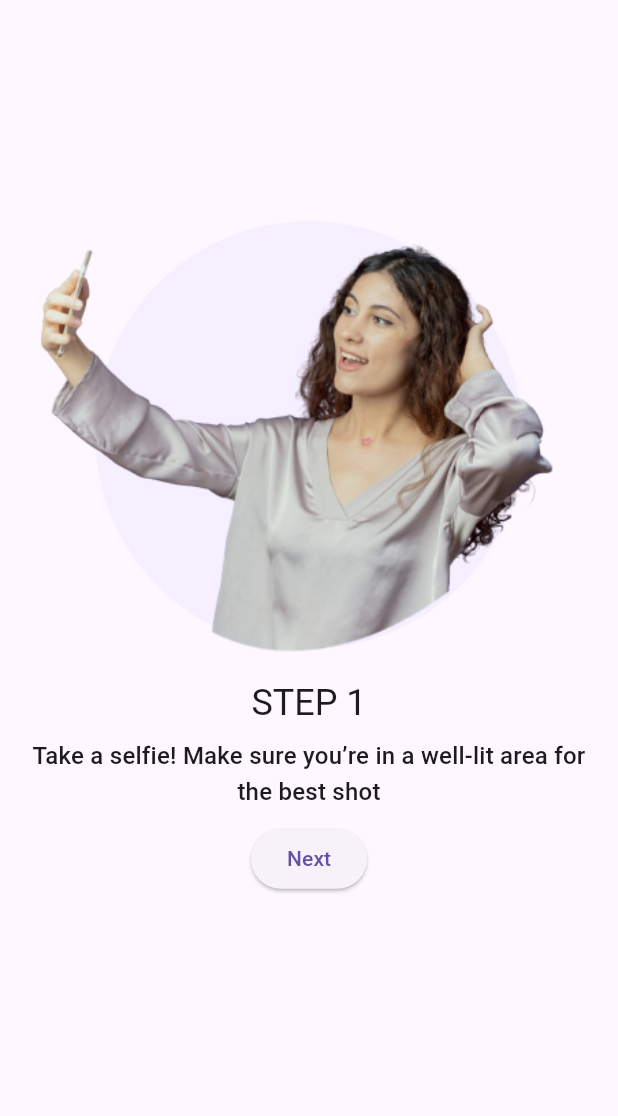
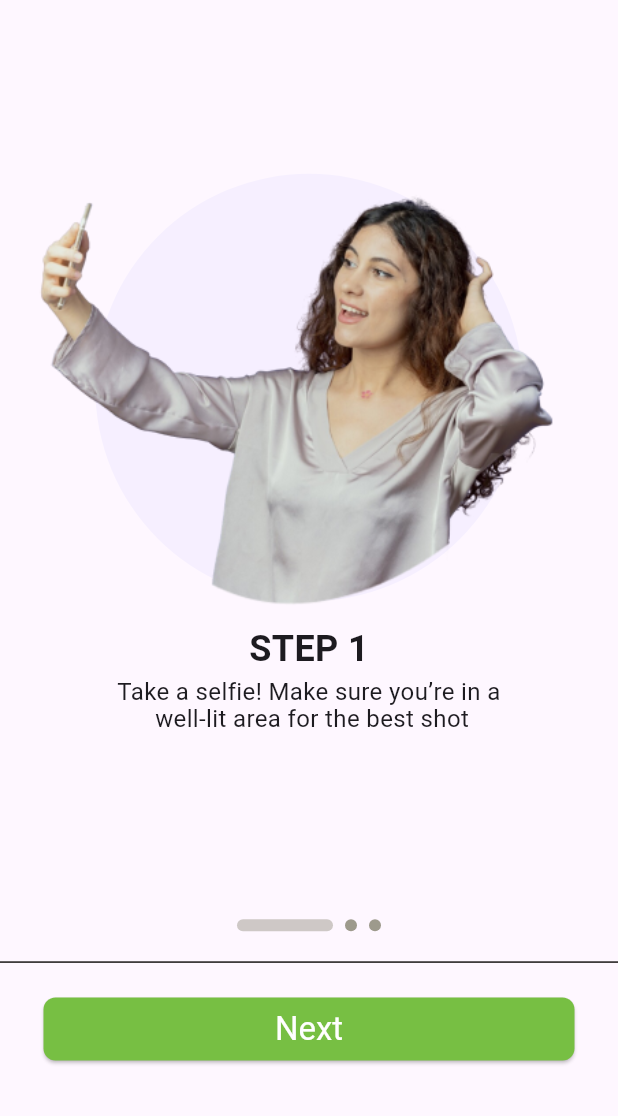
Before and after one commit to thelllmike/aloria, a Flutter app: the screen it shows after launch, on a phone screen of 412 x 824 dp, the part 120-1236 px from its top. Run offline on Flutter 3.47's test engine with Material 3 defaults, Android fonts, the phone set to English and light mode, and no system bars; Roboto replaces fonts that are missing (Bebas Neue, Nunito).

Commit message:
secound commit

```diff
--- a/lib/screens/instruction/step1.dart
+++ b/lib/screens/instruction/step1.dart
@@ -7,57 +7,115 @@
       appBar: AppBar(
         title: Image.asset(
           'assets/images/Logo.png',
-          width: 167, // Logo width
-          height: 64, // Logo height
-          fit: BoxFit.contain, // Ensure the entire logo is visible
+          width: 167,
+          height: 64,
+          fit: BoxFit.contain,
         ),
         centerTitle: true,
         backgroundColor: Colors.white,
         elevation: 0,
-        toolbarHeight: 80, // Adjust the AppBar height as needed
+        toolbarHeight: 80,
       ),
-      body: Center(
-        child: Column(
-          mainAxisSize: MainAxisSize.min,
+      body: Stack(
         children: <Widget>[
+          // Content of the page
+          Column(
+            mainAxisAlignment: MainAxisAlignment.center,
+            children: <Widget>[
+              Spacer(),
               Container(
-              width: 285, // Width of the circular vector container
-              height: 285, // Height of the circular vector container
+                width: 285,
+                height: 285,
                 decoration: BoxDecoration(
-                color: Color(0xFFC6C4FF).withOpacity(0.15), // Circle color with opacity
+                  color: Color(0xFFC6C4FF).withOpacity(0.15),
                   shape: BoxShape.circle,
                 ),
                 alignment: Alignment.center,
                 child: OverflowBox(
-                maxWidth: 390, // Desired width of the image
-                maxHeight: 390, // Desired height of the image
+                  maxWidth: 390,
+                  maxHeight: 390,
                   child: Image.asset(
                     'assets/images/step1.png',
-                  fit: BoxFit.cover, // Cover the area without changing the aspect ratio of the image
+                    fit: BoxFit.cover,
                   ),
                 ),
               ),
-            SizedBox(height: 20), // Provide some spacing between the image and text
+              SizedBox(height: 20),
               Text(
                 'STEP 1',
-              style: Theme.of(context).textTheme.headline5,
+                style: TextStyle(
+                  fontFamily: 'Bebas Neue',
+                  fontSize: 24,
+                  fontWeight: FontWeight.bold,
+                  height: 1,
+                ),
+                textAlign: TextAlign.left,
               ),
               Padding(
                 padding: const EdgeInsets.all(8.0),
                 child: Text(
-                'Take a selfie! Make sure you’re in a well-lit area for the best shot',
+                  'Take a selfie! Make sure you’re in a \n well-lit area for the best shot',
                   textAlign: TextAlign.center,
-                style: Theme.of(context).textTheme.subtitle1,
+                  style: TextStyle(
+                    fontFamily: 'Nunito',
+                    fontSize: 16,
+                    fontWeight: FontWeight.w400,
+                    height: 1.125,
                   ),
                 ),
-            ElevatedButton(
+              ),
+              Spacer(),
+              // Page indicator
+              Row(
+                mainAxisSize: MainAxisSize.min,
+                children: List.generate(3, (index) {
+                  return Container(
+                    width: index == 0 ? 64 : 8,
+                    height: 8,
+                    margin: EdgeInsets.symmetric(horizontal: 4),
+                    decoration: BoxDecoration(
+                      color: index == 0 ? Color(0xFF403D3D1A) : Color(0xFF403D3D1A).withOpacity(0.5),
+                      borderRadius: BorderRadius.circular(4),
+                    ),
+                  );
+                }),
+              ),
+              SizedBox(height: 20), // Space before the button
+
+                            Container(
+                width: double.infinity, // Make the container take the full width of the screen
+                height: 1.2,
+                color: Color(0xFF403D3D), // Border color
+              ),
+SizedBox(height: 20),
+              // Next button
+              Container(
+                width: double.infinity, // Makes the button stretch to the screen width
+                padding: EdgeInsets.symmetric(horizontal: 29),
+                child: ElevatedButton(
+                  style: ElevatedButton.styleFrom(
+                    primary: Color(0xFF77BF43),
+                    onPrimary: Colors.white, // Text color
+                    padding: EdgeInsets.symmetric(horizontal: 20, vertical: 8),
+                    shape: RoundedRectangleBorder(
+                      borderRadius: BorderRadius.circular(8),
+                    ),
+                    textStyle: TextStyle(
+                      fontFamily: 'Nunito',
+                      fontSize: 22,
+                      fontWeight: FontWeight.w400,
+                    ),
+                  ),
                   onPressed: () {
-                // TODO: Implement navigation to the next screen
+                    // TODO: Implement button click action
                   },
                   child: Text('Next'),
                 ),
+              ),
+              SizedBox(height: 34), // Space at the bottom
             ],
           ),
+        ],
       ),
     );
   }
```
Also changed, not shown: pubspec.yaml (+8 -0 lines). Lines whose indentation alone changed are shown as unchanged.
